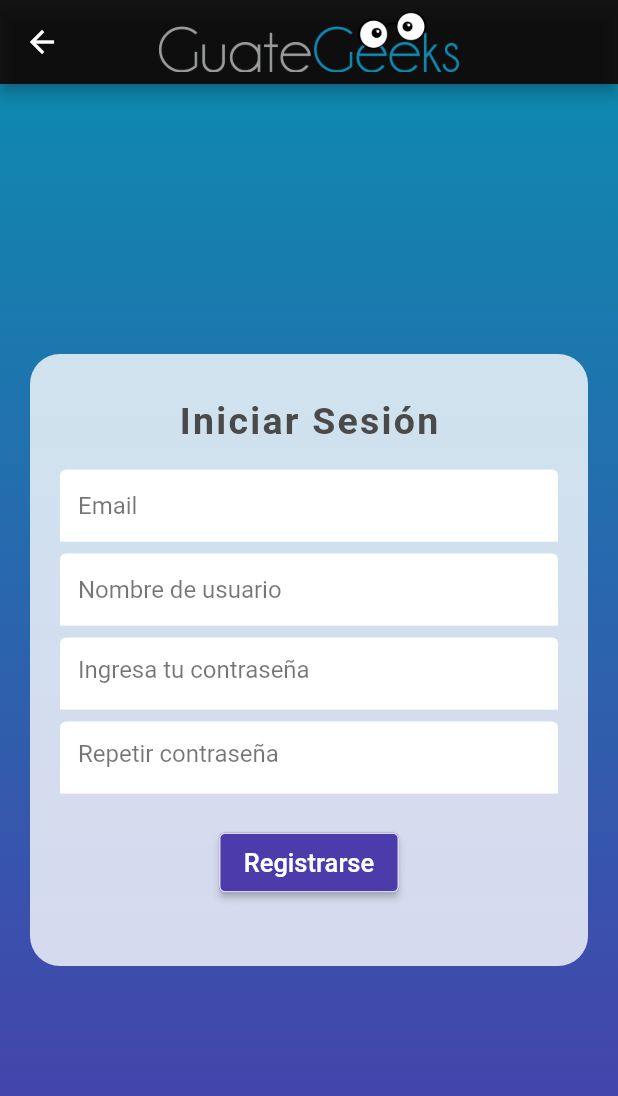
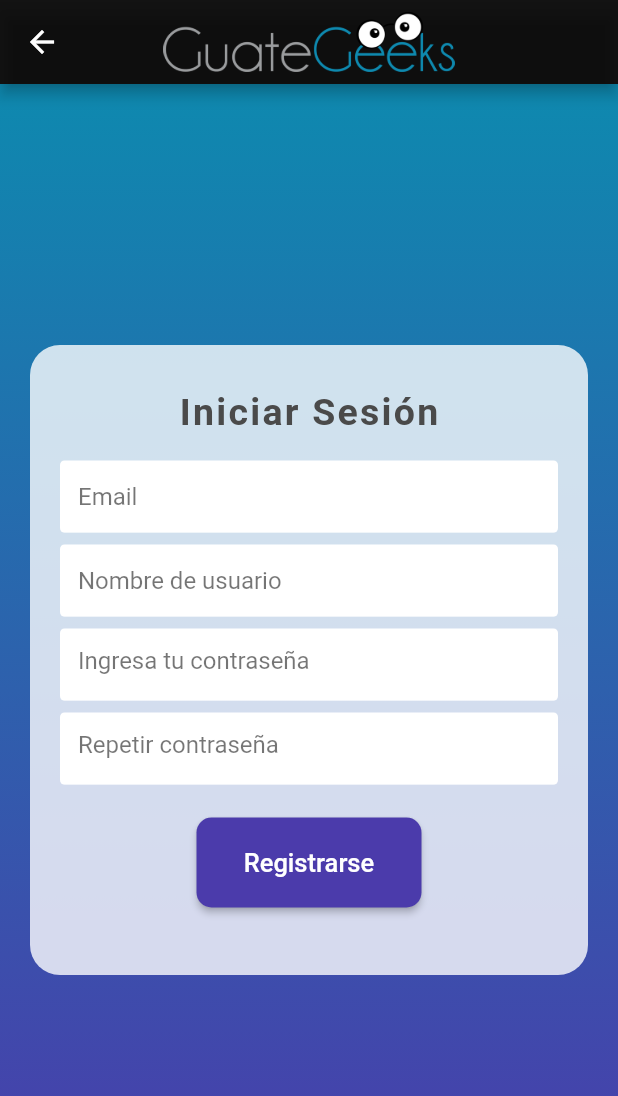
Before and after one commit to GuateGeeks/GeeksDayFlutter, a Flutter app: the screen it shows after launch, after a tap on "Ingresar", after a tap on "Registrarse", on a phone screen of 412 x 824 dp. Shown: the top 1096 px of the screen. Run offline on Flutter 3.47's test engine with Material 2 defaults, Android fonts, the phone set to English and light mode, and no system bars; our stand-ins replace cloud_firestore, equatable, firebase_auth, firebase_core, firebase_storage, flutter_bloc and 5 more; missing offline and left inert: dart:html, dart:js, image_whisperer, multiavatar, random_password_generator; accounts and stored records are empty.

Commit message:
Ticket #60 redesign login and registration form

```diff
--- a/lib/ui/email_create_screen.dart
+++ b/lib/ui/email_create_screen.dart
@@ -51,7 +51,6 @@ class _EmailCreateState extends State<EmailCreate> {
           "assets/guateGeeksLogo.png",
           width: 200,
           height: 40,
-          fit: BoxFit.cover,
         ),
         leading: ReturnButton(),
       ),
@@ -144,17 +143,14 @@ class _EmailCreateState extends State<EmailCreate> {
 
   Widget saveUser() {
     return Container(
+      width: 150,
       child: ElevatedButton(
-          style: ButtonStyle(
-            fixedSize: MaterialStateProperty.all(const Size(120, 40)),
-            side: MaterialStateProperty.all(
-              const BorderSide(
-                color: Color.fromRGBO(255, 255, 255, 0.79),
-                width: 1,
+        style: ElevatedButton.styleFrom(
+          padding: EdgeInsets.symmetric(vertical: 20),
+          primary: Color(0xFF4B3BAB),
+          shape: RoundedRectangleBorder(
+            borderRadius: BorderRadius.circular(10),
           ),
-            ),
-            backgroundColor: MaterialStateProperty.all<Color>(
-                Color.fromRGBO(75, 59, 171, 1)),
         ),
         onPressed: () {
           var random = List.generate(12, (_) => Random().nextInt(100));
@@ -175,7 +171,8 @@ class _EmailCreateState extends State<EmailCreate> {
             color: Colors.white,
             // fontFamily: 'Biryani',
           ),
-          )),
+        ),
+      ),
     );
   }
 }
--- a/lib/ui/email_signin_screen.dart
+++ b/lib/ui/email_signin_screen.dart
@@ -1,4 +1,3 @@
-import 'package:flutter_svg/flutter_svg.dart';
 import 'package:geeksday/bloc/auth_cubit.dart';
 import 'package:flutter/material.dart';
 import 'package:geeksday/routes.dart';
@@ -14,17 +13,24 @@ class EmailSignIn extends StatefulWidget {
 }
 
 class _EmailSignInState extends State<EmailSignIn> {
+  double topBottom = 330.0;
   final _formKey = GlobalKey<FormState>();
   final _emailController = TextEditingController();
   final _passwordController = TextEditingController();
 
   String? emptyValidator(String? value) {
+    setState(() {
+      topBottom = 385.0;
+    });
     return (value == null || value.isEmpty)
         ? 'Este es un campo requerido'
         : null;
   }
 
   String? passwordValidator(String? value) {
+    setState(() {
+      topBottom = 385.0;
+    });
     if (value == null || value.isEmpty) return 'Este es un campo requerido';
     return null;
   }
@@ -42,19 +48,18 @@ class _EmailSignInState extends State<EmailSignIn> {
           "assets/guateGeeksLogo.png",
           width: 200,
           height: 40,
-          fit: BoxFit.cover,
         ),
         automaticallyImplyLeading: false,
       ),
       body: Container(
         decoration: BoxDecoration(
-          gradient: LinearGradient(
-              begin: Alignment.topCenter,
-              end: Alignment.bottomCenter,
+          gradient: RadialGradient(
+            radius: 0.9,
             colors: [
               Color(0xFF0E89AF),
               Color(0xFF4B3BAB),
-              ]),
+            ],
+          ),
         ),
         child: BlocBuilder<AuthCubit, AuthState>(
           builder: (_, state) {
@@ -99,18 +104,15 @@ class _EmailSignInState extends State<EmailSignIn> {
               ),
             ),
             Container(
-              margin: EdgeInsets.only(top: 340),
+              width: 130,
+              margin: EdgeInsets.only(top: topBottom),
               child: ElevatedButton(
-                  style: ButtonStyle(
-                    fixedSize: MaterialStateProperty.all(const Size(120, 40)),
-                    side: MaterialStateProperty.all(
-                      const BorderSide(
-                        color: Color.fromRGBO(255, 255, 255, 0.79),
-                        width: 1,
+                style: ElevatedButton.styleFrom(
+                  padding: EdgeInsets.symmetric(vertical: 20),
+                  primary: Color(0xFF4B3BAB),
+                  shape: RoundedRectangleBorder(
+                    borderRadius: BorderRadius.circular(10),
                   ),
-                    ),
-                    backgroundColor: MaterialStateProperty.all<Color>(
-                        Color.fromRGBO(75, 59, 171, 1)),
                 ),
                 onPressed: () {
                   authCubit.reset();
@@ -123,7 +125,8 @@ class _EmailSignInState extends State<EmailSignIn> {
                     color: Colors.white,
                     // fontFamily: 'Biryani',
                   ),
-                  )),
+                ),
+              ),
             ),
           ],
         ),
@@ -162,24 +165,27 @@ class _EmailSignInState extends State<EmailSignIn> {
       child: Container(
         width: 200,
         child: ElevatedButton(
-          style: ButtonStyle(
-            backgroundColor: MaterialStateProperty.all<Color>(
-              Color(0xFF0E89AF),
+          style: ElevatedButton.styleFrom(
+            padding: EdgeInsets.symmetric(vertical: 20),
+            primary: Color(0xFF0E89AF),
+            shape: RoundedRectangleBorder(
+              borderRadius: BorderRadius.circular(10),
             ),
-            padding:
-                MaterialStateProperty.all(EdgeInsets.symmetric(vertical: 24)),
           ),
           child: Center(
             child: Text(
               "Ingresar",
               style: TextStyle(
-                fontSize: 17,
+                fontSize: 19,
                 color: Colors.white,
               ),
             ),
           ),
           onPressed: () {
             if (_formKey.currentState?.validate() == true) {
+              setState(() {
+                topBottom = 385.0;
+              });
               context.read<AuthCubit>().signInWithEmailAndPassword(
                     _emailController.text,
                     _passwordController.text,
--- a/lib/ui/inputs_form/email_form.dart
+++ b/lib/ui/inputs_form/email_form.dart
@@ -7,21 +7,22 @@ class EmailForm extends StatelessWidget {
 
   @override
   Widget build(BuildContext context) {
-    return Column(
-      crossAxisAlignment: CrossAxisAlignment.start,
-      children: [
-        TextFormField(
+    return TextFormField(
       style: TextStyle(color: Colors.black54),
       keyboardType: TextInputType.emailAddress,
       validator: emailAndUsernameValidator,
       controller: emailController,
       decoration: InputDecoration(
+        focusedBorder: UnderlineInputBorder(
+          borderSide: BorderSide(color: Color(0xFF0E89AF)),
+        ),
+        border: UnderlineInputBorder(
+          borderRadius: BorderRadius.circular(3),
+        ),
         hintText: "Email",
         hintStyle: TextStyle(color: Colors.black54),
         filled: true,
       ),
-        ),
-      ],
     );
   }
 }
--- a/lib/ui/inputs_form/password_form.dart
+++ b/lib/ui/inputs_form/password_form.dart
@@ -1,4 +1,5 @@
 import 'package:flutter/material.dart';
+
 class PasswordForm extends StatefulWidget {
   String? Function(String? value) passwordValidator;
   TextEditingController passwordController;
@@ -10,19 +11,23 @@ class PasswordForm extends StatefulWidget {
   @override
   _PasswordFormState createState() => _PasswordFormState();
 }
+
 class _PasswordFormState extends State<PasswordForm> {
   bool showPassword = true;
   @override
   Widget build(BuildContext context) {
-    return Column(
-      crossAxisAlignment: CrossAxisAlignment.start,
-      children: [
-        TextFormField(
+    return TextFormField(
       style: TextStyle(color: Colors.black54),
       textInputAction: TextInputAction.go,
       keyboardType: TextInputType.visiblePassword,
       obscureText: showPassword,
       decoration: InputDecoration(
+        focusedBorder: UnderlineInputBorder(
+          borderSide: BorderSide(color: Color(0xFF0E89AF)),
+        ),
+        border: UnderlineInputBorder(
+          borderRadius: BorderRadius.circular(3),
+        ),
         suffixIcon: InkWell(
           onTap: () {
             setState(() {
@@ -41,8 +46,6 @@ class _PasswordFormState extends State<PasswordForm> {
       ),
       validator: widget.passwordValidator,
       controller: widget.passwordController,
-        ),
-      ],
     );
   }
 }
--- a/lib/ui/inputs_form/repeat_password_form.dart
+++ b/lib/ui/inputs_form/repeat_password_form.dart
@@ -15,14 +15,17 @@ class _RepeatPasswordFormState extends State<RepeatPasswordForm> {
   bool showPassword = true;
   @override
   Widget build(BuildContext context) {
-    return Column(
-      crossAxisAlignment: CrossAxisAlignment.start,
-      children: [
-        TextFormField(
+    return TextFormField(
       style: TextStyle(color: Colors.black54),
       keyboardType: TextInputType.visiblePassword,
       obscureText: showPassword,
       decoration: InputDecoration(
+        focusedBorder: UnderlineInputBorder(
+          borderSide: BorderSide(color: Color(0xFF0E89AF)),
+        ),
+        border: UnderlineInputBorder(
+          borderRadius: BorderRadius.circular(3),
+        ),
         suffixIcon: InkWell(
           onTap: () {
             setState(() {
@@ -40,8 +43,6 @@ class _RepeatPasswordFormState extends State<RepeatPasswordForm> {
       ),
       validator: widget.passwordValidator,
       controller: widget.repeatPasswordController,
-        ),
-      ],
     );
   }
 }
--- a/lib/ui/inputs_form/username_form.dart
+++ b/lib/ui/inputs_form/username_form.dart
@@ -15,6 +15,12 @@ class UsernameForm extends StatelessWidget {
       controller: usernameController,
       validator: emailAndUsernameValidator,
       decoration: InputDecoration(
+        focusedBorder: UnderlineInputBorder(
+          borderSide: BorderSide(color: Color(0xFF0E89AF)),
+        ),
+        border: UnderlineInputBorder(
+          borderRadius: BorderRadius.circular(3),
+        ),
         hintText: "Nombre de usuario",
         hintStyle: TextStyle(color: Colors.black54),
         filled: true,
@@ -22,6 +28,5 @@ class UsernameForm extends StatelessWidget {
       ),
       // validator: emailValidator,
     );
-
   }
 }
```
Lines whose indentation alone changed are shown as unchanged.
